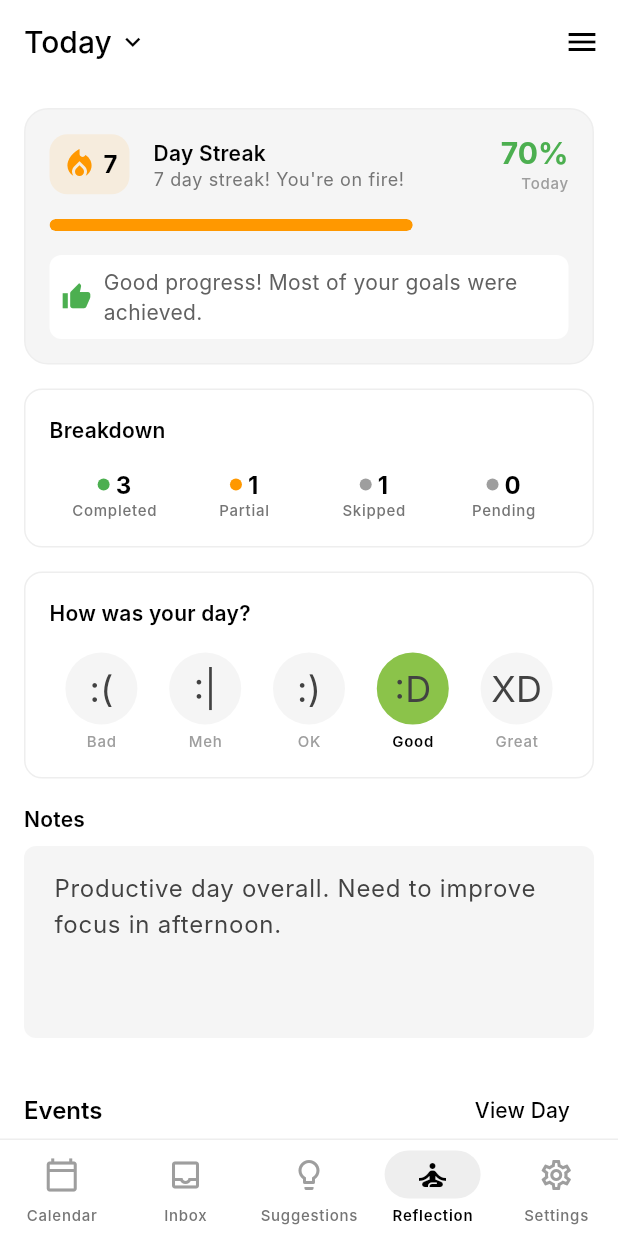
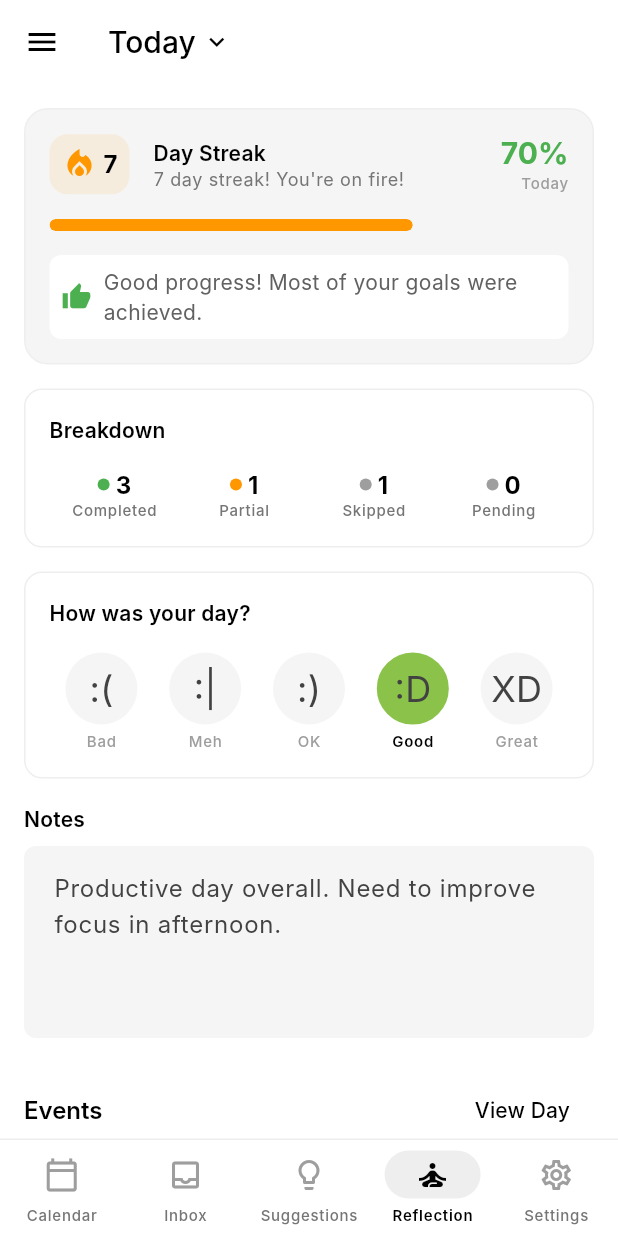
Before and after one commit to adipawar10/ctrl-date, a Flutter app: the ReflectionScreen screen opened by its route, on a phone screen of 412 x 824 dp. Run offline on Flutter 3.47's test engine with Material 3 defaults, Android fonts, the phone set to English and light mode, and no system bars; our stand-ins replace drift, flutter_local_notifications, flutter_riverpod, freezed_annotation, go_router, image_picker and 3 more; missing offline and left inert: cryptography; accounts and stored records are empty; generated files the repository leaves out were written again; network calls fail; Roboto replaces fonts that are missing (Inter).

Commit message:
Moved hamburger menu to upper left in reflection screen

```diff
--- a/frontend/lib/screens/reflection_screen.dart
+++ b/frontend/lib/screens/reflection_screen.dart
@@ -159,6 +159,12 @@ class _ReflectionScreenState extends ConsumerState<ReflectionScreen> {
 
     return Scaffold(
       appBar: AppBar(
+        // HAMBURGER MENU MOVED TO UPPER LEFT HERE
+        leading: IconButton(
+          icon: const Icon(Icons.menu),
+          tooltip: 'Reflection history',
+          onPressed: _showReflectionHistory,
+        ),
         title: GestureDetector(
           onTap: _showDatePicker,
           child: Row(
@@ -179,11 +185,6 @@ class _ReflectionScreenState extends ConsumerState<ReflectionScreen> {
               onPressed: _saveReflection,
               child: const Text('Save'),
             ),
-          IconButton(
-            icon: const Icon(Icons.menu),
-            tooltip: 'Reflection history',
-            onPressed: _showReflectionHistory,
-          ),
         ],
       ),
       body: _isLoading
```
